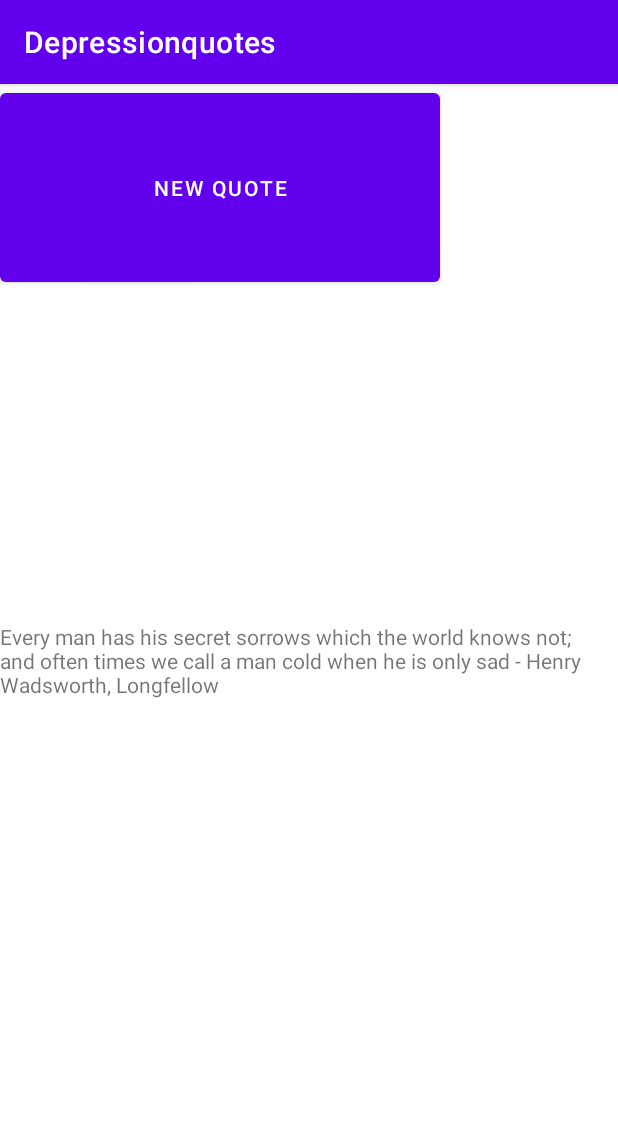
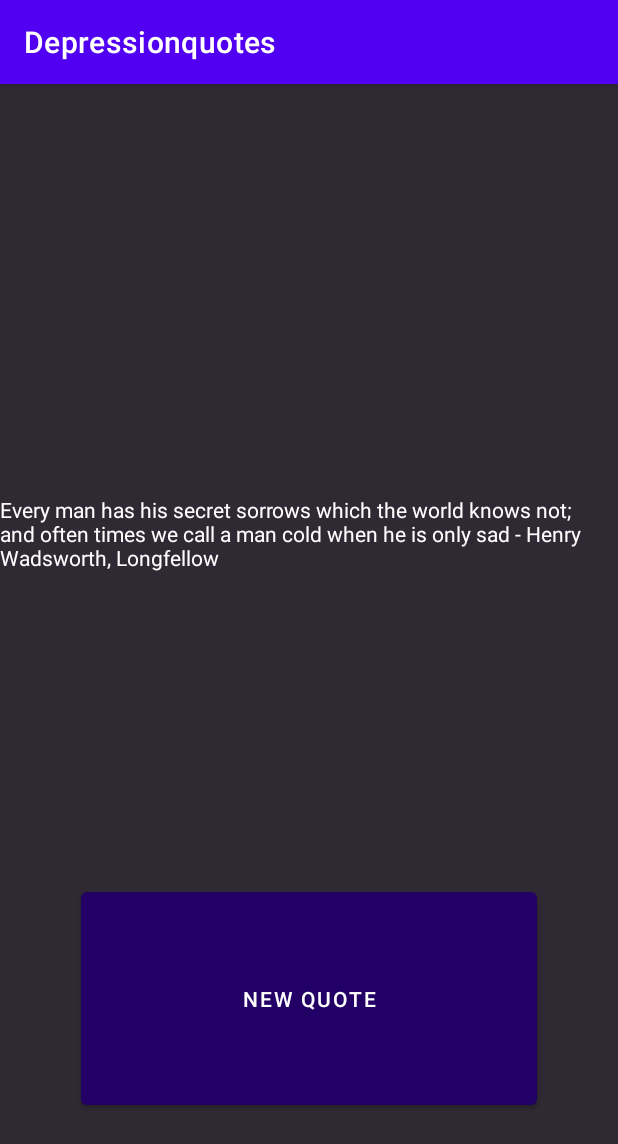
Before and after one commit to LukasTinnes/Depressionquotes, an Android app: the screen it shows after launch (MainActivity), on a phone screen of 412 x 824 dp. Shown: the top 1144 px of the screen. Run offline under Robolectric (Android 15) with nearby library versions, the phone set to English and light mode, and no system bars.

Commit message:
new app design

```diff
--- a/app/src/main/res/layout/activity_main.xml
+++ b/app/src/main/res/layout/activity_main.xml
@@ -4,24 +4,37 @@
     xmlns:tools="http://schemas.android.com/tools"
     android:layout_width="match_parent"
     android:layout_height="match_parent"
+    android:background="#2E2933"
     tools:context=".MainActivity">
 
     <TextView
         android:id="@+id/text_id"
         android:layout_width="wrap_content"
         android:layout_height="wrap_content"
+        android:layout_marginTop="274dp"
+        android:layout_marginBottom="207dp"
         android:text="Hello World!"
-        app:layout_constraintBottom_toBottomOf="parent"
-        app:layout_constraintLeft_toLeftOf="parent"
-        app:layout_constraintRight_toRightOf="parent"
+        android:textColor="#FFFFFF"
+        app:layout_constraintBottom_toTopOf="@+id/button"
+        app:layout_constraintEnd_toEndOf="parent"
+        app:layout_constraintStart_toStartOf="parent"
         app:layout_constraintTop_toTopOf="parent" />
 
     <Button
         android:id="@+id/button"
-        android:layout_width="293dp"
-        android:layout_height="138dp"
-        android:text="New Quote"
-        tools:layout_editor_absoluteX="-2dp"
-        tools:layout_editor_absoluteY="593dp" />
+        android:layout_width="0dp"
+        android:layout_height="0dp"
+        android:layout_marginStart="54dp"
+        android:layout_marginEnd="54dp"
+        android:layout_marginBottom="81dp"
+        android:text="@string/new_quote"
+        android:textColor="#FFFFFF"
+        app:backgroundTint="#220066"
+        app:iconTint="#220066"
+        app:layout_constraintBottom_toBottomOf="parent"
+        app:layout_constraintEnd_toEndOf="parent"
+        app:layout_constraintStart_toStartOf="parent"
+        app:layout_constraintTop_toBottomOf="@+id/text_id"
+        app:rippleColor="#5100F2" />
 
 </androidx.constraintlayout.widget.ConstraintLayout>
--- a/app/src/main/res/values-night/themes.xml
+++ b/app/src/main/res/values-night/themes.xml
@@ -2,12 +2,12 @@
     <!-- Base application theme. -->
     <style name="Theme.Depressionquotes" parent="Theme.MaterialComponents.DayNight.DarkActionBar">
         <!-- Primary brand color. -->
-        <item name="colorPrimary">@color/purple_200</item>
+        <item name="colorPrimary">#5100F2</item>
         <item name="colorPrimaryVariant">@color/purple_700</item>
-        <item name="colorOnPrimary">@color/black</item>
+        <item name="colorOnPrimary">#2E2933</item>
         <!-- Secondary brand color. -->
         <item name="colorSecondary">@color/teal_200</item>
-        <item name="colorSecondaryVariant">@color/teal_200</item>
+        <item name="colorSecondaryVariant">@color/teal_700</item>
         <item name="colorOnSecondary">@color/black</item>
         <!-- Status bar color. -->
         <item name="android:statusBarColor" tools:targetApi="l">?attr/colorPrimaryVariant</item>
--- a/app/src/main/res/values/strings.xml
+++ b/app/src/main/res/values/strings.xml
@@ -1,5 +1,6 @@
 <resources>
     <string name="app_name">Depressionquotes</string>
+    <string name="new_quote">New Quote</string>
     <string-array name="quotes">
         <item>Every man has his secret sorrows which the world knows not; and often times we call a man cold when he is only sad - Henry Wadsworth, Longfellow </item>
         <item>There are wounds that never show on the body that are deeper and more hurtful than anything that bleeds -  Laurell K. Hamilton, Mistrals Kiss  </item>
--- a/app/src/main/res/values/themes.xml
+++ b/app/src/main/res/values/themes.xml
@@ -2,9 +2,9 @@
     <!-- Base application theme. -->
     <style name="Theme.Depressionquotes" parent="Theme.MaterialComponents.DayNight.DarkActionBar">
         <!-- Primary brand color. -->
-        <item name="colorPrimary">@color/purple_500</item>
+        <item name="colorPrimary">#5100F2</item>
         <item name="colorPrimaryVariant">@color/purple_700</item>
-        <item name="colorOnPrimary">@color/white</item>
+        <item name="colorOnPrimary">#2E2933</item>
         <!-- Secondary brand color. -->
         <item name="colorSecondary">@color/teal_200</item>
         <item name="colorSecondaryVariant">@color/teal_700</item>
```
